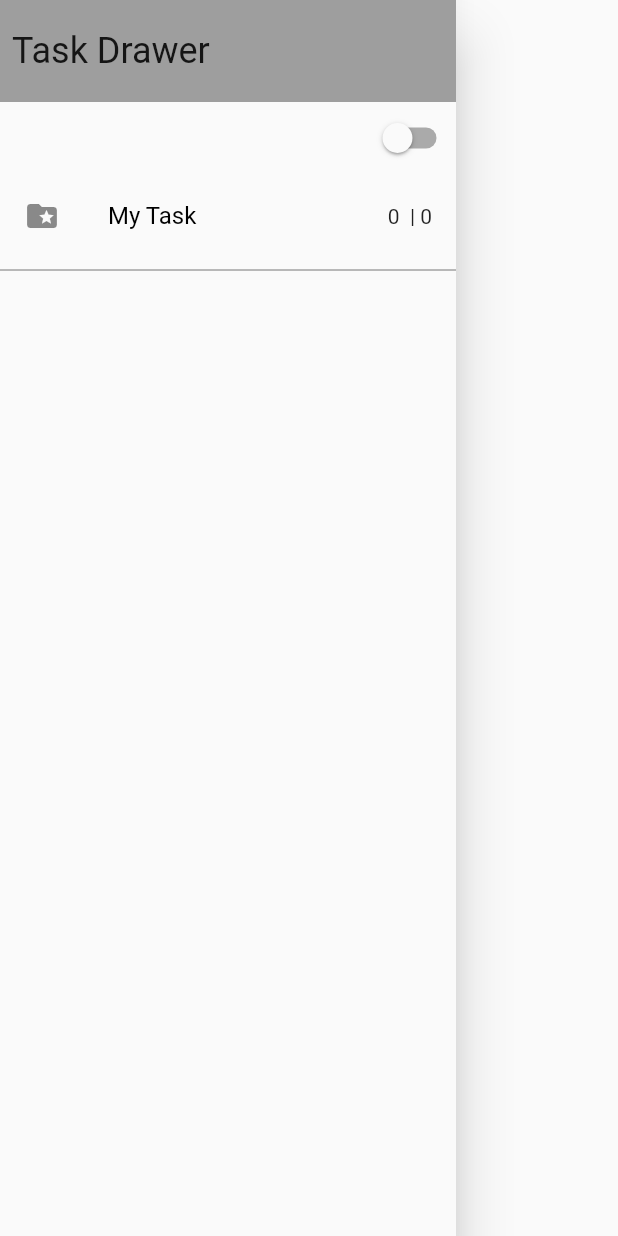
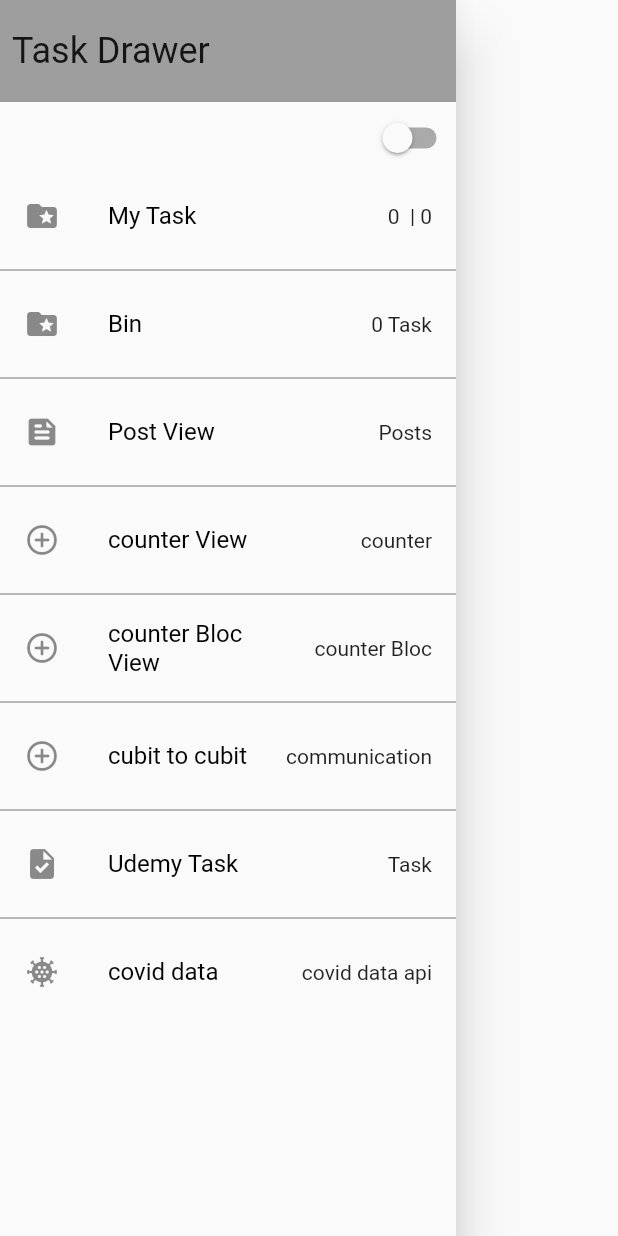
Before and after one commit to sanketsakpal/flutter_bloc_task_app, a Flutter app: the DrawerScreen widget shown alone on an empty page, opened directly, on a phone screen of 412 x 824 dp. Run offline on Flutter 3.47's test engine with Material 2 defaults, Android fonts, the light colour scheme and no system bars; our stand-ins replace dio, equatable, flutter_bloc, hydrated_bloc; network calls fail.

Commit message:
[fix] - completed task error fixed

```diff
--- a/lib/blocs/task_bloc/tasks_bloc.dart
+++ b/lib/blocs/task_bloc/tasks_bloc.dart
@@ -58,8 +58,9 @@ class TasksBloc extends HydratedBloc<TasksEvent, TasksState> {
           ..insert(0, task.copyWith(isDone: false));
       } else {
         var taskIndex = favoriteTask.indexOf(task);
-        pendingTask = List.from(pendingTask)..remove(task);
-        completedTask.insert(0, task.copyWith(isDone: true, isFavorite: true));
+        completedTask = List.from(completedTask)..remove(task);
+        pendingTask = List.from(pendingTask)
+          ..insert(0, task.copyWith(isDone: false));
         favoriteTask = List.from(favoriteTask)
           ..remove(task)
           ..insert(
@@ -152,17 +153,15 @@ class TasksBloc extends HydratedBloc<TasksEvent, TasksState> {
           ..remove(event.task)
           ..insert(0, event.task.copyWith(isFavorite: true));
       } else {
-
-         var taskIndex = completedTask.indexOf(event.task);
-          completedTask = List.from(completedTask)
+        var taskIndex = completedTask.indexOf(event.task);
+        completedTask = List.from(completedTask)
           ..remove(event.task)
           ..insert(
             taskIndex,
             event.task.copyWith(isFavorite: false),
           );
 
-        favoriteTask = List.from(favoriteTask)
-          ..remove(event.task);
+        favoriteTask = List.from(favoriteTask)..remove(event.task);
       }
     }
 
--- a/lib/screens/drawer.dart
+++ b/lib/screens/drawer.dart
@@ -49,87 +49,87 @@ class DrawerScreen extends StatelessWidget {
                 },
               ),
               const Divider(),
-              // BlocBuilder<TasksBloc, TasksState>(
-              //   builder: (context, state) {
-              //     return GestureDetector(
-              //       onTap: (() {
-              //         Navigator.of(context)
-              //             .pushReplacementNamed("/recycle_bin");
-              //       }),
-              //       child: ListTile(
-              //         leading: const Icon(Icons.folder_special),
-              //         title: const Text("Bin"),
-              //         trailing: Text("${state.removeTask.length} Task"),
-              //       ),
-              //     );
-              //   },
-              // ),
-              // const Divider(),
-              // GestureDetector(
-              //   onTap: () {
-              //     Navigator.pushNamed(context, "/post_view");
-              //   },
-              //   child: const ListTile(
-              //     leading: Icon(Icons.feed_rounded),
-              //     title: Text("Post View"),
-              //     trailing: Text("Posts"),
-              //   ),
-              // ),
-              // const Divider(),
-              // GestureDetector(
-              //   onTap: () {
-              //     Navigator.pushNamed(context, "/counter");
-              //   },
-              //   child: const ListTile(
-              //     leading: Icon(Icons.add_circle_outline_rounded),
-              //     title: Text("counter View"),
-              //     trailing: Text("counter"),
-              //   ),
-              // ),
-              // const Divider(),
-              // GestureDetector(
-              //   onTap: () {
-              //     Navigator.pushNamed(context, "/counterBloc");
-              //   },
-              //   child: const ListTile(
-              //     leading: Icon(Icons.add_circle_outline_rounded),
-              //     title: Text("counter Bloc View"),
-              //     trailing: Text("counter Bloc"),
-              //   ),
-              // ),
-              // const Divider(),
-              // GestureDetector(
-              //   onTap: () {
-              //     Navigator.pushNamed(context, "/CubitToCubit");
-              //   },
-              //   child: const ListTile(
-              //     leading: Icon(Icons.add_circle_outline_rounded),
-              //     title: Text("cubit to cubit"),
-              //     trailing: Text("communication"),
-              //   ),
-              // ),
-              // const Divider(),
-              // GestureDetector(
-              //   onTap: () {
-              //     Navigator.pushNamed(context, "/TaskApp");
-              //   },
-              //   child: const ListTile(
-              //     leading: Icon(Icons.task),
-              //     title: Text("Udemy Task"),
-              //     trailing: Text("Task"),
-              //   ),
-              // ),
-              // const Divider(),
-              // GestureDetector(
-              //   onTap: () {
-              //     Navigator.pushNamed(context, "/CovidDataScreen");
-              //   },
-              //   child: const ListTile(
-              //     leading: Icon(Icons.coronavirus),
-              //     title: Text("covid data"),
-              //     trailing: Text("covid data api"),
-              //   ),
-              // ),
+              BlocBuilder<TasksBloc, TasksState>(
+                builder: (context, state) {
+                  return GestureDetector(
+                    onTap: (() {
+                      Navigator.of(context)
+                          .pushReplacementNamed("/recycle_bin");
+                    }),
+                    child: ListTile(
+                      leading: const Icon(Icons.folder_special),
+                      title: const Text("Bin"),
+                      trailing: Text("${state.removeTask.length} Task"),
+                    ),
+                  );
+                },
+              ),
+              const Divider(),
+              GestureDetector(
+                onTap: () {
+                  Navigator.pushNamed(context, "/post_view");
+                },
+                child: const ListTile(
+                  leading: Icon(Icons.feed_rounded),
+                  title: Text("Post View"),
+                  trailing: Text("Posts"),
+                ),
+              ),
+              const Divider(),
+              GestureDetector(
+                onTap: () {
+                  Navigator.pushNamed(context, "/counter");
+                },
+                child: const ListTile(
+                  leading: Icon(Icons.add_circle_outline_rounded),
+                  title: Text("counter View"),
+                  trailing: Text("counter"),
+                ),
+              ),
+              const Divider(),
+              GestureDetector(
+                onTap: () {
+                  Navigator.pushNamed(context, "/counterBloc");
+                },
+                child: const ListTile(
+                  leading: Icon(Icons.add_circle_outline_rounded),
+                  title: Text("counter Bloc View"),
+                  trailing: Text("counter Bloc"),
+                ),
+              ),
+              const Divider(),
+              GestureDetector(
+                onTap: () {
+                  Navigator.pushNamed(context, "/CubitToCubit");
+                },
+                child: const ListTile(
+                  leading: Icon(Icons.add_circle_outline_rounded),
+                  title: Text("cubit to cubit"),
+                  trailing: Text("communication"),
+                ),
+              ),
+              const Divider(),
+              GestureDetector(
+                onTap: () {
+                  Navigator.pushNamed(context, "/TaskApp");
+                },
+                child: const ListTile(
+                  leading: Icon(Icons.task),
+                  title: Text("Udemy Task"),
+                  trailing: Text("Task"),
+                ),
+              ),
+              const Divider(),
+              GestureDetector(
+                onTap: () {
+                  Navigator.pushNamed(context, "/CovidDataScreen");
+                },
+                child: const ListTile(
+                  leading: Icon(Icons.coronavirus),
+                  title: Text("covid data"),
+                  trailing: Text("covid data api"),
+                ),
+              ),
             ],
           ),
         ),
--- a/lib/widgets/task_tile.dart
+++ b/lib/widgets/task_tile.dart
@@ -77,7 +77,8 @@ class TasksTile extends StatelessWidget {
                   Navigator.of(context).pop;
                   editTask(context);
                 },
-                onRestorePress: () => context.read<TasksBloc>()..add(RestoreTasks(task: task)),
+                onRestorePress: () =>
+                    context.read<TasksBloc>()..add(RestoreTasks(task: task)),
                 task: task),
           ],
         ),
```
Also changed, not shown: pubspec.lock, 3 other files.
